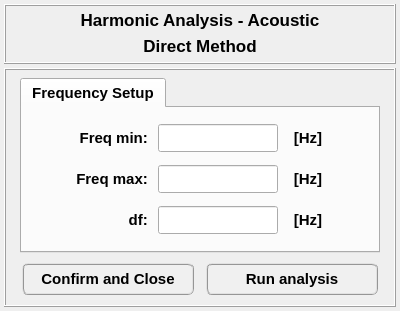
Old version of the form data/user_input/ui/analysis_/acoustic_/harmonic_analysis_direct_method_inputs.ui in the repository open-pulse/OpenPulse.
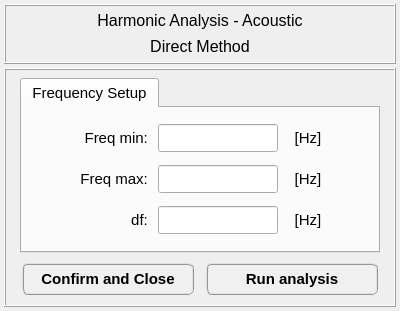
New version of the form. Icons and pictures are not drawn.

```diff
--- a/data/user_input/ui/analysis_/acoustic_/harmonic_analysis_direct_method_inputs.ui
+++ b/data/user_input/ui/analysis_/acoustic_/harmonic_analysis_direct_method_inputs.ui
@@ -116,10 +116,10 @@
         <property name="font">
          <font>
           <family>MS Shell Dlg 2</family>
-          <pointsize>13</pointsize>
-          <weight>75</weight>
+          <pointsize>12</pointsize>
+          <weight>50</weight>
           <italic>false</italic>
-          <bold>true</bold>
+          <bold>false</bold>
          </font>
         </property>
         <property name="text">
@@ -150,10 +150,10 @@
         <property name="font">
          <font>
           <family>MS Shell Dlg 2</family>
-          <pointsize>13</pointsize>
-          <weight>75</weight>
+          <pointsize>12</pointsize>
+          <weight>50</weight>
           <italic>false</italic>
-          <bold>true</bold>
+          <bold>false</bold>
          </font>
         </property>
         <property name="text">
@@ -226,9 +226,9 @@
          <font>
           <family>MS Shell Dlg 2</family>
           <pointsize>11</pointsize>
-          <weight>75</weight>
+          <weight>50</weight>
           <italic>false</italic>
-          <bold>true</bold>
+          <bold>false</bold>
          </font>
         </property>
         <property name="currentIndex">
```
